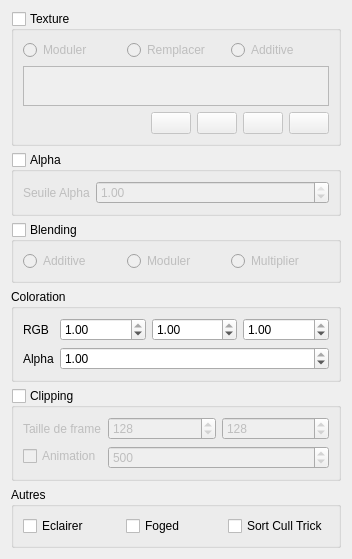
Above: sources/matedit.ui from b4n92uid/theball-editor before the change. Below: the same form after it.
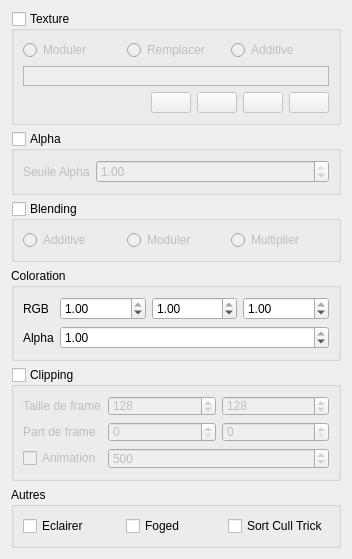
That is the form after the change. Icons and pictures are not drawn.

Commit message: 5 Changes... Implement a polymorphic past Add clipping part field in material editor Add a toolbar on mainwindow Add a widget for node information in toolbar Improve CTRL+Middle click camera move

The edit to the form file:
```diff
--- a/sources/matedit.ui
+++ b/sources/matedit.ui
@@ -331,14 +331,14 @@
         </item>
        </layout>
       </item>
-      <item row="2" column="0">
+      <item row="3" column="0">
        <widget class="QCheckBox" name="clipping_animation">
         <property name="text">
          <string>Animation</string>
         </property>
        </widget>
       </item>
-      <item row="2" column="1">
+      <item row="3" column="1">
        <widget class="QSpinBox" name="clipping_animation_msec">
         <property name="enabled">
          <bool>false</bool>
@@ -351,6 +351,37 @@
         </property>
        </widget>
       </item>
+      <item row="2" column="0">
+       <widget class="QLabel" name="label_5">
+        <property name="text">
+         <string>Part de frame</string>
+        </property>
+       </widget>
+      </item>
+      <item row="2" column="1">
+       <layout class="QHBoxLayout" name="horizontalLayout_7">
+        <item>
+         <widget class="QSpinBox" name="clipping_part_x">
+          <property name="maximum">
+           <number>2048</number>
+          </property>
+          <property name="value">
+           <number>0</number>
+          </property>
+         </widget>
+        </item>
+        <item>
+         <widget class="QSpinBox" name="clipping_part_y">
+          <property name="maximum">
+           <number>2048</number>
+          </property>
+          <property name="value">
+           <number>0</number>
+          </property>
+         </widget>
+        </item>
+       </layout>
+      </item>
      </layout>
     </widget>
    </item>
```
The commit also changes 14 other files.
